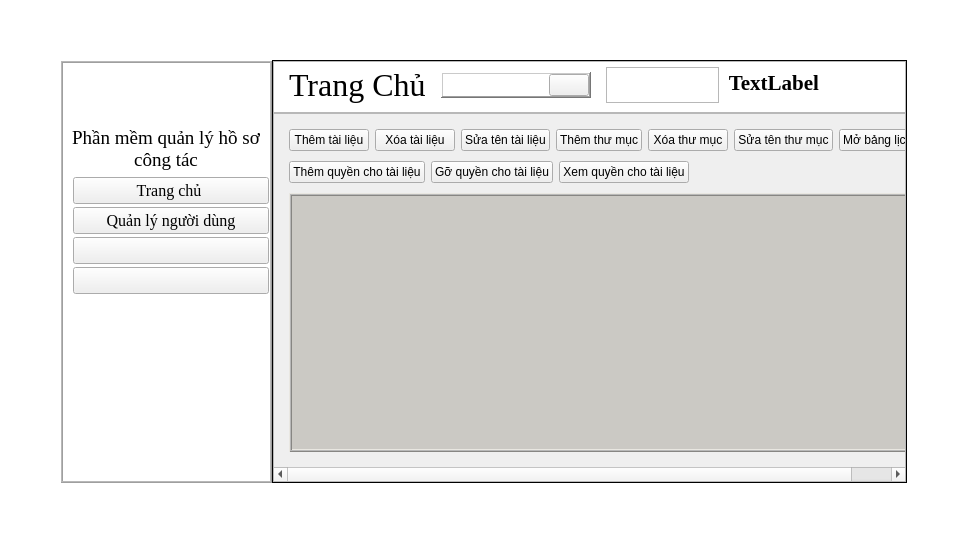
Above: ui/admin_dashboard.ui from DTNS2905/App_quan_ly_python_qt_ before the change. Below: the same form after it.
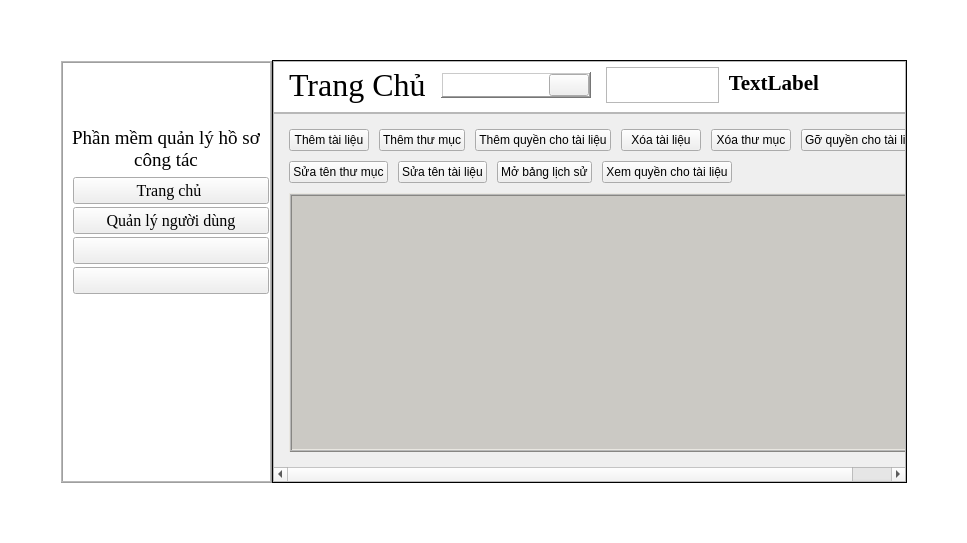
That is the form after the change. Icons and pictures are not drawn.

What changed in the file:
```diff
--- a/ui/admin_dashboard.ui
+++ b/ui/admin_dashboard.ui
@@ -1066,9 +1066,9 @@
              <widget class="QWidget" name="scrollAreaWidgetContents">
               <property name="geometry">
                <rect>
-                <x>-102</x>
+                <x>0</x>
                 <y>0</y>
-                <width>733</width>
+                <width>759</width>
                 <height>355</height>
                </rect>
               </property>
@@ -1246,7 +1246,10 @@
                     <property name="midLineWidth">
                      <number>2</number>
                     </property>
-                    <layout class="QGridLayout" name="gridLayout">
+                    <layout class="QHBoxLayout" name="horizontalLayout_10">
+                     <property name="spacing">
+                      <number>10</number>
+                     </property>
                      <property name="leftMargin">
                       <number>0</number>
                      </property>
@@ -1259,7 +1262,57 @@
                      <property name="bottomMargin">
                       <number>0</number>
                      </property>
-                     <item row="0" column="3">
+                     <item>
+                      <widget class="QPushButton" name="add_file_button">
+                       <property name="enabled">
+                        <bool>true</bool>
+                       </property>
+                       <property name="sizePolicy">
+                        <sizepolicy hsizetype="Minimum" vsizetype="Maximum">
+                         <horstretch>0</horstretch>
+                         <verstretch>0</verstretch>
+                        </sizepolicy>
+                       </property>
+                       <property name="mouseTracking">
+                        <bool>true</bool>
+                       </property>
+                       <property name="tabletTracking">
+                        <bool>false</bool>
+                       </property>
+                       <property name="focusPolicy">
+                        <enum>Qt::FocusPolicy::NoFocus</enum>
+                       </property>
+                       <property name="contextMenuPolicy">
+                        <enum>Qt::ContextMenuPolicy::DefaultContextMenu</enum>
+                       </property>
+                       <property name="layoutDirection">
+                        <enum>Qt::LayoutDirection::LeftToRight</enum>
+                       </property>
+                       <property name="autoFillBackground">
+                        <bool>false</bool>
+                       </property>
+                       <property name="styleSheet">
+                        <string notr="true"/>
+                       </property>
+                       <property name="text">
+                        <string>Thêm tài liệu</string>
+                       </property>
+                       <property name="icon">
+                        <iconset resource="../resources.qrc">
+                         <normaloff>:/icons_white/icons/icons_white/file-plus.svg</normaloff>:/icons_white/icons/icons_white/file-plus.svg</iconset>
+                       </property>
+                       <property name="autoDefault">
+                        <bool>false</bool>
+                       </property>
+                       <property name="default">
+                        <bool>false</bool>
+                       </property>
+                       <property name="flat">
+                        <bool>false</bool>
+                       </property>
+                      </widget>
+                     </item>
+                     <item>
                       <widget class="QPushButton" name="add_folder_button">
                        <property name="text">
                         <string>Thêm thư mục</string>
@@ -1270,14 +1323,57 @@
                        </property>
                       </widget>
                      </item>
-                     <item row="0" column="2">
-                      <widget class="QPushButton" name="rename_file_button">
+                     <item>
+                      <widget class="QPushButton" name="add_perrmission_button">
+                       <property name="enabled">
+                        <bool>true</bool>
+                       </property>
+                       <property name="sizePolicy">
+                        <sizepolicy hsizetype="Minimum" vsizetype="Maximum">
+                         <horstretch>0</horstretch>
+                         <verstretch>0</verstretch>
+                        </sizepolicy>
+                       </property>
+                       <property name="mouseTracking">
+                        <bool>true</bool>
+                       </property>
+                       <property name="tabletTracking">
+                        <bool>false</bool>
+                       </property>
+                       <property name="focusPolicy">
+                        <enum>Qt::FocusPolicy::NoFocus</enum>
+                       </property>
+                       <property name="contextMenuPolicy">
+                        <enum>Qt::ContextMenuPolicy::DefaultContextMenu</enum>
+                       </property>
+                       <property name="layoutDirection">
+                        <enum>Qt::LayoutDirection::LeftToRight</enum>
+                       </property>
+                       <property name="autoFillBackground">
+                        <bool>false</bool>
+                       </property>
+                       <property name="styleSheet">
+                        <string notr="true"/>
+                       </property>
                        <property name="text">
-                        <string>Sửa tên tài liệu</string>
+                        <string>Thêm quyền cho tài liệu</string>
+                       </property>
+                       <property name="icon">
+                        <iconset resource="../resources.qrc">
+                         <normaloff>:/icons_white/icons/icons_white/user-plus.svg</normaloff>:/icons_white/icons/icons_white/user-plus.svg</iconset>
+                       </property>
+                       <property name="autoDefault">
+                        <bool>false</bool>
+                       </property>
+                       <property name="default">
+                        <bool>false</bool>
+                       </property>
+                       <property name="flat">
+                        <bool>false</bool>
                        </property>
                       </widget>
                      </item>
-                     <item row="0" column="1">
+                     <item>
                       <widget class="QPushButton" name="remove_file_button">
                        <property name="sizePolicy">
                         <sizepolicy hsizetype="Minimum" vsizetype="Maximum">
@@ -1312,18 +1408,7 @@
                        </property>
                       </widget>
                      </item>
-                     <item row="0" column="6">
-                      <widget class="QPushButton" name="log_button">
-                       <property name="text">
-                        <string>Mở bảng lịch sử</string>
-                       </property>
-                       <property name="icon">
-                        <iconset resource="../resources.qrc">
-                         <normaloff>:/icons_white/icons/icons_white/airplay.svg</normaloff>:/icons_white/icons/icons_white/airplay.svg</iconset>
-                       </property>
-                      </widget>
-                     </item>
-                     <item row="0" column="4">
+                     <item>
                       <widget class="QPushButton" name="remove_folder_button">
                        <property name="text">
                         <string>Xóa thư mục</string>
@@ -1334,64 +1419,15 @@
                        </property>
                       </widget>
                      </item>
-                     <item row="0" column="0">
-                      <widget class="QPushButton" name="add_file_button">
-                       <property name="enabled">
-                        <bool>true</bool>
-                       </property>
-                       <property name="sizePolicy">
-                        <sizepolicy hsizetype="Minimum" vsizetype="Maximum">
-                         <horstretch>0</horstretch>
-                         <verstretch>0</verstretch>
-                        </sizepolicy>
-                       </property>
-                       <property name="mouseTracking">
-                        <bool>true</bool>
-                       </property>
-                       <property name="tabletTracking">
-                        <bool>false</bool>
-                       </property>
-                       <property name="focusPolicy">
-                        <enum>Qt::FocusPolicy::NoFocus</enum>
-                       </property>
-                       <property name="contextMenuPolicy">
-                        <enum>Qt::ContextMenuPolicy::DefaultContextMenu</enum>
-                       </property>
-                       <property name="layoutDirection">
-                        <enum>Qt::LayoutDirection::LeftToRight</enum>
-                       </property>
-                       <property name="autoFillBackground">
-                        <bool>false</bool>
-                       </property>
-                       <property name="styleSheet">
-                        <string notr="true"/>
-                       </property>
+                     <item>
+                      <widget class="QPushButton" name="remove_permission_button_2">
                        <property name="text">
-                        <string>Thêm tài liệu</string>
+                        <string>Gỡ quyền cho tài liệu</string>
                        </property>
                        <property name="icon">
                         <iconset resource="../resources.qrc">
                          <normaloff>:/icons_white/icons/icons_white/file-plus.svg</normaloff>:/icons_white/icons/icons_white/file-plus.svg</iconset>
                        </property>
-                       <property name="autoDefault">
-                        <bool>false</bool>
-                       </property>
-                       <property name="default">
-                        <bool>false</bool>
-                       </property>
-                       <property name="flat">
-                        <bool>false</bool>
-                       </property>
-                      </widget>
-                     </item>
-                     <item row="0" column="5">
-                      <widget class="QPushButton" name="rename_folder_button">
-                       <property name="text">
-                        <string>Sửa tên thư mục</string>
-                       </property>
-                      </widget>
-                     </item>
-                    </layout>
                    </widget>
                   </item>
                   <item>
@@ -1451,60 +1487,89 @@
                         <property name="bottomMargin">
                          <number>0</number>
                         </property>
-                        <item row="0" column="0">
-                         <widget class="QPushButton" name="add_perrmission_button">
-                          <property name="enabled">
-                           <bool>true</bool>
-                          </property>
+                          </layout>
+                         </widget>
+                        </item>
+                       </layout>
+                      </widget>
+                     </item>
+                    </layout>
+                   </widget>
+                  </item>
+                  <item>
+                   <widget class="QWidget" name="horizontalWidget" native="true">
                           <property name="sizePolicy">
-                           <sizepolicy hsizetype="Minimum" vsizetype="Maximum">
+                     <sizepolicy hsizetype="Maximum" vsizetype="Preferred">
                             <horstretch>0</horstretch>
                             <verstretch>0</verstretch>
                            </sizepolicy>
                           </property>
-                          <property name="mouseTracking">
-                           <bool>true</bool>
-                          </property>
-                          <property name="tabletTracking">
-                           <bool>false</bool>
-                          </property>
-                          <property name="focusPolicy">
-                           <enum>Qt::FocusPolicy::NoFocus</enum>
-                          </property>
-                          <property name="contextMenuPolicy">
-                           <enum>Qt::ContextMenuPolicy::DefaultContextMenu</enum>
-                          </property>
-                          <property name="layoutDirection">
-                           <enum>Qt::LayoutDirection::LeftToRight</enum>
-                          </property>
-                          <property name="autoFillBackground">
-                           <bool>false</bool>
-                          </property>
-                          <property name="styleSheet">
-                           <string notr="true"/>
+                    <property name="minimumSize">
+                     <size>
+                      <width>20</width>
+                      <height>20</height>
+                     </size>
+                    </property>
+                    <layout class="QHBoxLayout" name="horizontalLayout_9">
+                     <property name="spacing">
+                      <number>10</number>
+                     </property>
+                     <property name="leftMargin">
+                      <number>0</number>
+                     </property>
+                     <property name="topMargin">
+                      <number>0</number>
+                     </property>
+                     <property name="rightMargin">
+                      <number>0</number>
+                     </property>
+                     <property name="bottomMargin">
+                      <number>0</number>
+                     </property>
+                     <item>
+                      <widget class="QPushButton" name="rename_folder_button">
+                       <property name="sizePolicy">
+                        <sizepolicy hsizetype="Maximum" vsizetype="Fixed">
+                         <horstretch>0</horstretch>
+                         <verstretch>0</verstretch>
+                        </sizepolicy>
                           </property>
                           <property name="text">
-                           <string>Thêm quyền cho tài liệu</string>
+                        <string>Sửa tên thư mục</string>
                           </property>
                           <property name="icon">
                            <iconset resource="../resources.qrc">
-                            <normaloff>:/icons_white/icons/icons_white/user-plus.svg</normaloff>:/icons_white/icons/icons_white/user-plus.svg</iconset>
-                          </property>
-                          <property name="autoDefault">
-                           <bool>false</bool>
-                          </property>
-                          <property name="default">
-                           <bool>false</bool>
-                          </property>
-                          <property name="flat">
-                           <bool>false</bool>
+                         <normaloff>:/icons_white/icons/icons_white/edit-3.svg</normaloff>:/icons_white/icons/icons_white/edit-3.svg</iconset>
+                       </property>
+                      </widget>
+                     </item>
+                     <item>
+                      <widget class="QPushButton" name="rename_file_button">
+                       <property name="sizePolicy">
+                        <sizepolicy hsizetype="Maximum" vsizetype="Fixed">
+                         <horstretch>0</horstretch>
+                         <verstretch>0</verstretch>
+                        </sizepolicy>
+                       </property>
+                       <property name="text">
+                        <string>Sửa tên tài liệu</string>
+                       </property>
+                       <property name="icon">
+                        <iconset resource="../resources.qrc">
+                         <normaloff>:/icons_white/icons/icons_white/edit-3.svg</normaloff>:/icons_white/icons/icons_white/edit-3.svg</iconset>
                           </property>
                          </widget>
                         </item>
-                        <item row="0" column="1">
-                         <widget class="QPushButton" name="remove_permission_button_2">
+                     <item>
+                      <widget class="QPushButton" name="log_button">
+                       <property name="sizePolicy">
+                        <sizepolicy hsizetype="Maximum" vsizetype="Fixed">
+                         <horstretch>0</horstretch>
+                         <verstretch>0</verstretch>
+                        </sizepolicy>
+                       </property>
                           <property name="text">
-                           <string>Gỡ quyền cho tài liệu</string>
+                        <string>Mở bảng lịch sử</string>
                           </property>
                           <property name="icon">
                            <iconset resource="../resources.qrc">
@@ -1512,8 +1577,14 @@
                           </property>
                          </widget>
                         </item>
-                        <item row="0" column="2">
+                     <item>
                          <widget class="QPushButton" name="item_permission_button">
+                       <property name="sizePolicy">
+                        <sizepolicy hsizetype="Maximum" vsizetype="Fixed">
+                         <horstretch>0</horstretch>
+                         <verstretch>0</verstretch>
+                        </sizepolicy>
+                       </property>
                           <property name="text">
                            <string>Xem quyền cho tài liệu</string>
                           </property>
@@ -1521,9 +1592,6 @@
                            <iconset resource="../resources.qrc">
                             <normaloff>:/icons_white/icons/icons_white/file.svg</normaloff>:/icons_white/icons/icons_white/file.svg</iconset>
                           </property>
-                         </widget>
-                        </item>
-                       </layout>
                       </widget>
                      </item>
                     </layout>
```
Left out of the diff: 28 changed lines with no effect on the pictures. Lines whose indentation alone changed are shown as unchanged.
